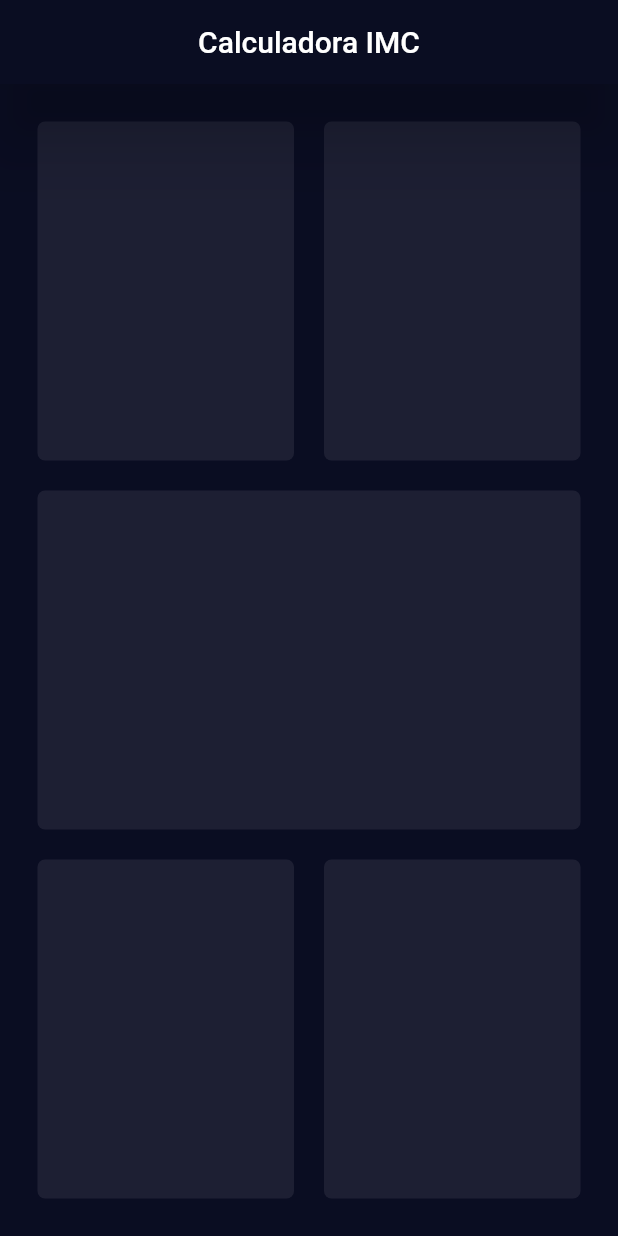
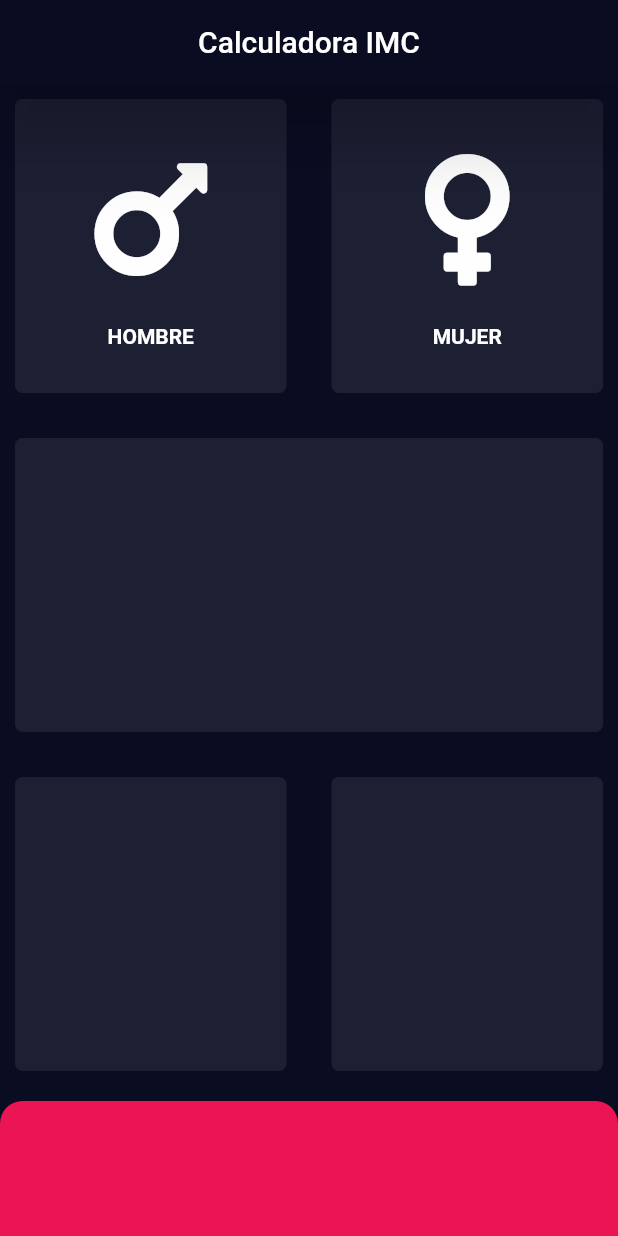
Before and after one commit to AlexMolina08/Calculadora_IMC, a Flutter app: the screen it shows after launch, on a phone screen of 412 x 824 dp. Run offline on Flutter 3.47's test engine with Material 2 defaults, Android fonts, the phone set to English and light mode, and no system bars; our stand-ins replace font_awesome_flutter.

Commit message:
añadidos simbolos de genero en los inputCard

```diff
--- /dev/null
+++ b/lib/customWidgets/icon_with_text.dart
@@ -0,0 +1,30 @@
+import 'package:flutter/material.dart';
+import 'package:font_awesome_flutter/font_awesome_flutter.dart';
+
+class IconWithText extends StatelessWidget {
+  final String text;
+  final IconData icon;
+
+  IconWithText({this.text, @required this.icon});
+
+  @override
+  Widget build(BuildContext context) {
+    return Column(
+      mainAxisAlignment: MainAxisAlignment.center,
+      children: <Widget>[
+        Icon(
+            icon,
+            size: 100.0,
+            color: Color(0xFFFEFEFE)
+        ),
+        SizedBox(
+          height: 20.0,
+        ),
+        Text(
+          text,
+          style: TextStyle(
+          ),)
+      ],
+    );
+  }
+}
--- /dev/null
+++ b/lib/customWidgets/input_card.dart
@@ -0,0 +1,20 @@
+import 'package:flutter/material.dart';
+
+class InputCard extends StatelessWidget{
+  final Color color;
+  final Widget child;
+
+  InputCard({@required this.color , this.child});
+
+  @override
+  Widget build(BuildContext context) {
+    return Container(
+        margin: EdgeInsets.all(10.0),
+        decoration: BoxDecoration(
+          color: color,
+          borderRadius: BorderRadius.circular(5.0)
+        ),
+      child: child,
+    );
+  }
+}
--- a/lib/input_card.dart
+++ /dev/null
@@ -1,19 +0,0 @@
-import 'package:flutter/material.dart';
-
-class InputCard extends StatelessWidget{
-  final Color color;
-  InputCard({@required this.color});
-
-  @override
-  Widget build(BuildContext context) {
-    return Expanded(
-      child: Container(
-          margin: EdgeInsets.all(5.0),
-          decoration: BoxDecoration(
-            color: color,
-            borderRadius: BorderRadius.circular(5.0)
-          ),
-      ),
-    );
-  }
-}
--- a/lib/screens/input_page.dart
+++ b/lib/screens/input_page.dart
@@ -1,5 +1,11 @@
+import 'package:calculadora_imc/customWidgets/icon_with_text.dart';
 import 'package:flutter/material.dart';
-import 'package:calculadora_imc/input_card.dart';
+import 'package:calculadora_imc/customWidgets/input_card.dart';
+import 'package:font_awesome_flutter/font_awesome_flutter.dart';
+
+const calculateButtonHeight = 90.0;
+const calculateButtonColor = Color(0xFFEB1555);
+const inputCardColor = Color(0xFF1D1F33);
 
 class InputPage extends StatefulWidget {
   @override
@@ -19,28 +25,64 @@ class _InputPageState extends State<InputPage> {
       ),
       body: SafeArea(
         child: Container(
-          margin: EdgeInsets.all(20.0),
           child: Column(
             children: [
               Expanded(
+                flex: 5,
                 child: Row(
                   children: [
-                    InputCard(color: Color(0xFF1D1F33)),
-                    SizedBox(width: 10.0,),
-                    InputCard(color: Color(0xFF1D1F33))
+                    Expanded(
+                      flex: 5,
+                      child: InputCard(
+                        color: inputCardColor,
+                        child: IconWithText(
+                          icon: FontAwesomeIcons.mars,
+                          text: 'HOMBRE',
+                        ),
+                      ),
+                    ),
+                    SizedBox(
+                      width: 10.0,
+                    ),
+                    Expanded(
+                      flex: 5,
+                      child: InputCard(
+                        color: inputCardColor,
+                        child: IconWithText(
+                          icon: FontAwesomeIcons.venus,
+                          text: 'MUJER',
+                        )
+                      ),
+                    )
                   ],
                 ),
               ),
-              SizedBox(height: 10.0,),
-              InputCard(color: Color(0xFF1D1F33)),
-              SizedBox(height: 10.0,),
+              SizedBox(
+                height: 10.0,
+              ),
+              Expanded(flex: 5, child: InputCard(color: inputCardColor)),
+              SizedBox(
+                height: 10.0,
+              ),
               Expanded(
+                flex: 5,
                 child: Row(
                   children: [
-                    InputCard(color: Color(0xFF1D1F33)),
-                    SizedBox(width: 10.0,),
-                    InputCard(color: Color(0xFF1D1F33))
+                    Expanded(flex: 5, child: InputCard(color: inputCardColor)),
+                    SizedBox(
+                      width: 10.0,
+                    ),
+                    Expanded(flex: 5, child: InputCard(color: inputCardColor))
                   ],
+                ),
+              ),
+              Container(
+                width: double.infinity,
+                height: calculateButtonHeight,
+                margin: EdgeInsets.only(top: 10.0),
+                decoration: BoxDecoration(
+                  color: calculateButtonColor,
+                  borderRadius: BorderRadius.vertical(top:  Radius.circular(15.0))
                 ),
               ),
             ],
```
Also changed, not shown: pubspec.yaml (+4 -20 lines), pubspec.lock.
